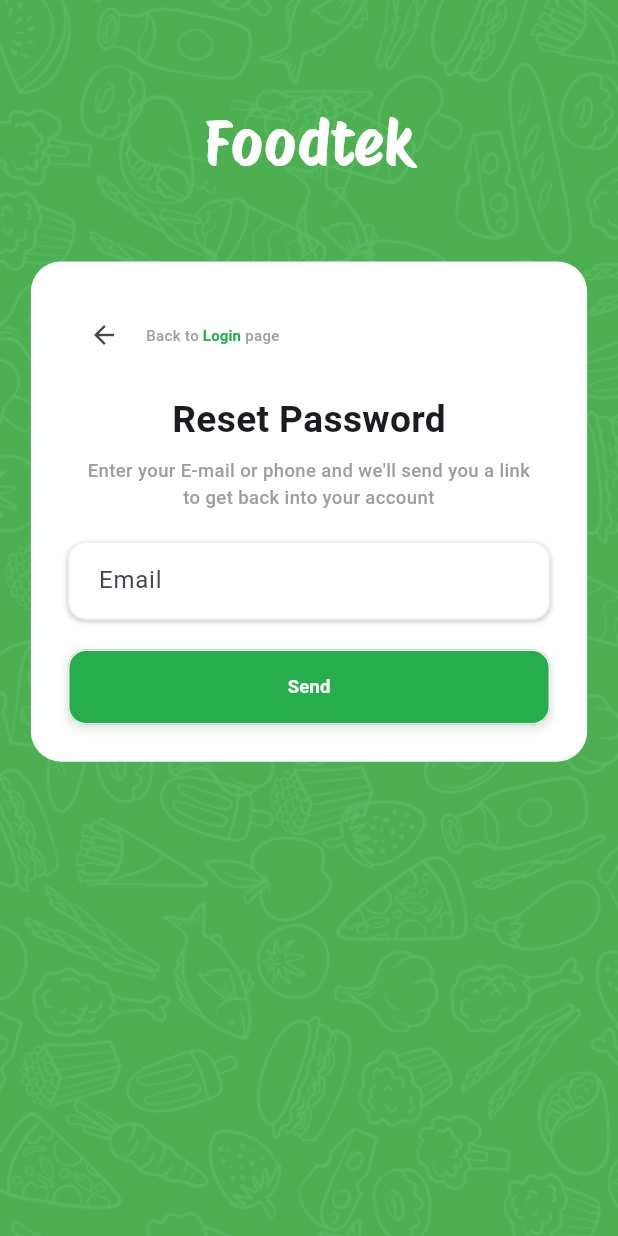
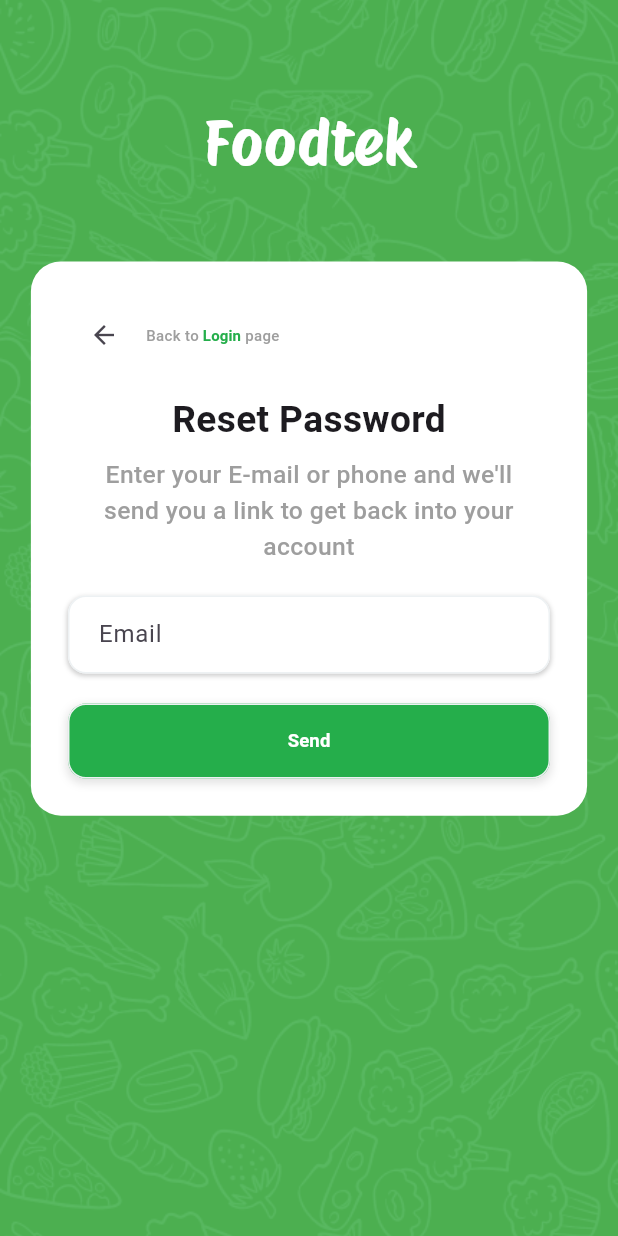
Before and after one commit to hamzamanaseer99/FoodTec, a Flutter app: the ResetPasswordScreen screen opened directly, on a phone screen of 412 x 824 dp. Run offline on Flutter 3.47's test engine with Material 3 defaults, Android fonts, the phone set to English and light mode, and no system bars; our stand-ins replace bloc, equatable, flutter_bloc, font_awesome_flutter, geolocator, intl_phone_field and 1 more; accounts and stored records are empty.

Commit message:
update reset password screen
edit font size

```diff
--- a/lib/view/screens/reset_password_screen.dart
+++ b/lib/view/screens/reset_password_screen.dart
@@ -155,7 +155,7 @@ class _ResetPasswordState extends State<ResetPasswordScreen> {
                                 "Enter your E-mail or phone and we'll send you a link to get back into your account",
                                 textAlign: TextAlign.center,
                                 style: TextStyle(
-                                  fontSize: screenWidth * 0.03 ,
+                                  fontSize: screenWidth * 0.04 ,
                                   color: Colors.grey,
                                   fontWeight: FontWeight.w500,
                                 ),
```
